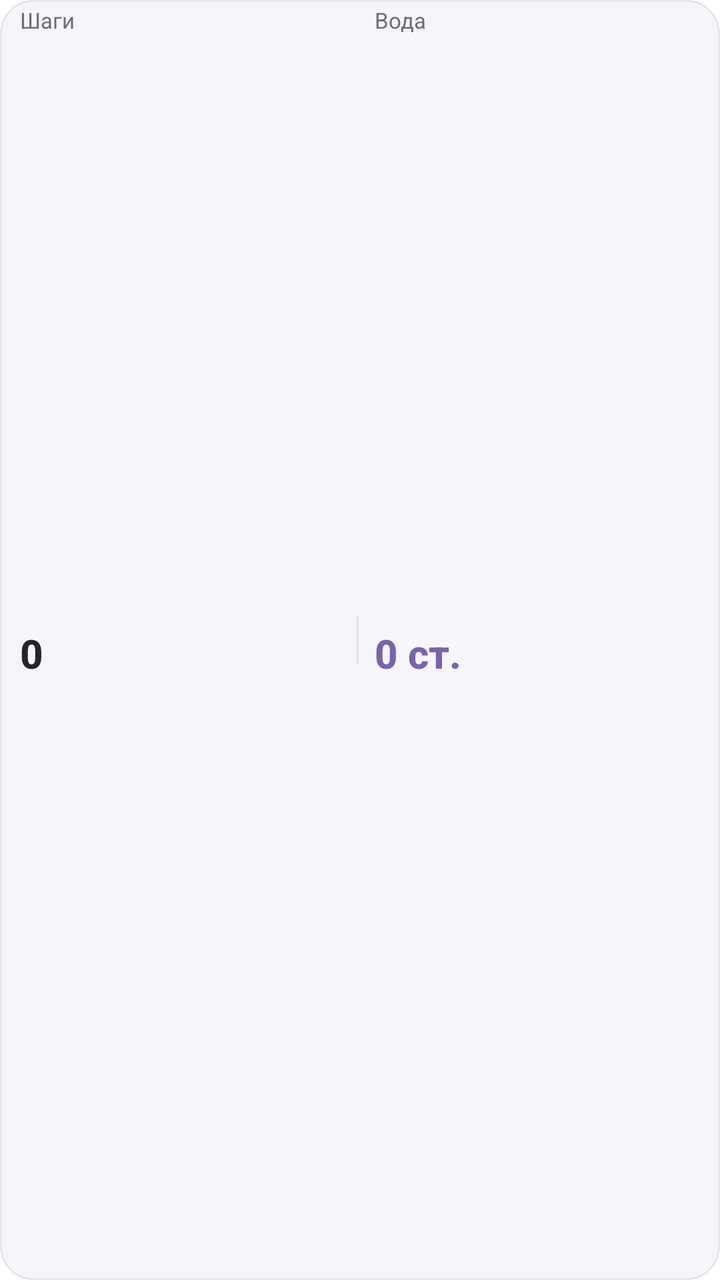
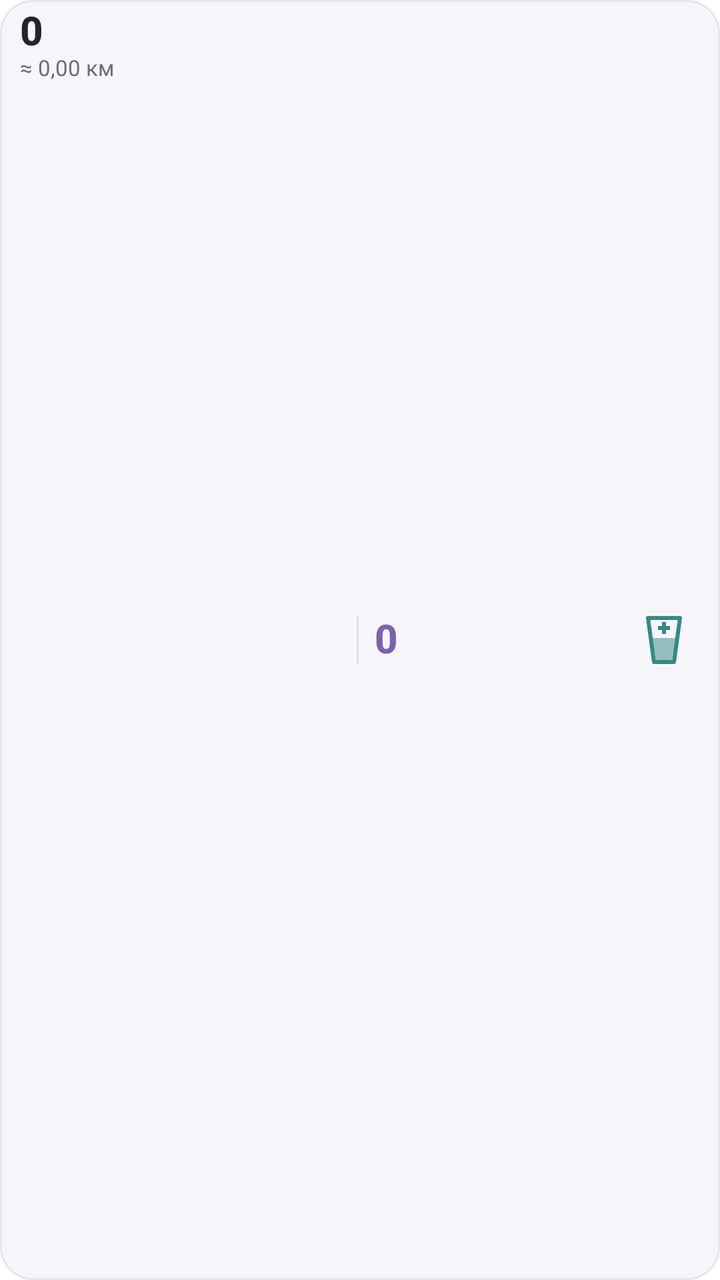

The first picture is an Android layout as it rendered before a commit; the second is the same layout after the commit. The layout source and the unified diff follow.
<!-- AndroidManifest.xml: fallback theme Theme.MaterialComponents.DayNight.NoActionBar -->
<!-- res/layout/progress_widget.xml -->
<?xml version="1.0" encoding="utf-8"?>
<LinearLayout xmlns:android="http://schemas.android.com/apk/res/android"
    android:id="@+id/widget_root" android:layout_width="match_parent" android:layout_height="match_parent"
    android:orientation="horizontal" android:gravity="center_vertical"
    android:paddingStart="10dp" android:paddingEnd="10dp" android:paddingTop="4dp" android:paddingBottom="4dp"
    android:background="@drawable/widget_background" android:contentDescription="@string/widget_label">
    <RelativeLayout android:layout_width="0dp" android:layout_height="match_parent" android:layout_weight="1"
         android:importantForAccessibility="noHideDescendants">
        <TextView android:id="@+id/widget_steps_label" android:layout_width="match_parent" android:layout_height="wrap_content"
            android:text="@string/widget_steps_label" android:textColor="@color/widget_secondary" android:textSize="11sp"
            android:includeFontPadding="false" android:maxLines="1" />
        <TextView android:id="@+id/widget_steps" android:layout_width="match_parent" android:layout_height="match_parent" android:layout_below="@id/widget_steps_label" android:layout_marginTop="2dp"
            android:gravity="center_vertical" android:text="@string/widget_steps_preview" android:textColor="@color/widget_text"
            android:textSize="20sp" android:textStyle="bold" android:fontFamily="sans-serif-medium"
            android:includeFontPadding="false" android:maxLines="1" android:ellipsize="end" />
    </RelativeLayout>
    <TextView android:layout_width="1dp" android:layout_height="24dp" android:layout_marginStart="6dp" android:layout_marginEnd="8dp"
        android:background="@color/widget_divider" android:importantForAccessibility="no" />
    <RelativeLayout android:layout_width="0dp" android:layout_height="match_parent" android:layout_weight="1"
         android:importantForAccessibility="noHideDescendants">
        <TextView android:id="@+id/widget_water_label" android:layout_width="match_parent" android:layout_height="wrap_content"
            android:text="@string/widget_water_label" android:textColor="@color/widget_secondary" android:textSize="11sp"
            android:includeFontPadding="false" android:maxLines="1" />
        <TextView android:id="@+id/widget_water" android:layout_width="match_parent" android:layout_height="match_parent" android:layout_below="@id/widget_water_label" android:layout_marginTop="2dp"
            android:gravity="center_vertical" android:text="@string/widget_water_preview" android:textColor="@color/widget_accent"
            android:textSize="20sp" android:textStyle="bold" android:fontFamily="sans-serif-medium"
            android:includeFontPadding="false" android:maxLines="1" android:ellipsize="end" />
    </RelativeLayout>
</LinearLayout>
<!-- resources referenced by this layout -->
<resources>
  <color name="widget_accent">#7963AE</color>
  <color name="widget_divider">#E3DEEB</color>
  <color name="widget_secondary">#706A79</color>
  <color name="widget_text">#25232C</color>
  <!-- drawable widget_background (drawable) -->
  <?xml version="1.0" encoding="utf-8"?>
  <shape xmlns:android="http://schemas.android.com/apk/res/android" android:shape="rectangle">
      <solid android:color="@color/widget_surface" />
      <stroke android:width="1dp" android:color="@color/widget_border" />
      <corners android:radius="16dp" />
  </shape>
  <string name="widget_label">Орбитакт: шаги и вода</string>
  <string name="widget_steps_label">Шаги</string>
  <string name="widget_steps_preview">0</string>
  <string name="widget_water_label">Вода</string>
  <string name="widget_water_preview">0 ст.</string>
  <color name="widget_surface">#F6F5F9</color>
  <color name="widget_border">#E8E5EE</color>
</resources>

<!-- the commit's change to res/layout/progress_widget.xml (unified diff, before → after) -->
@@ -5,25 +5,31 @@
     android:paddingStart="10dp" android:paddingEnd="10dp" android:paddingTop="4dp" android:paddingBottom="4dp"
     android:background="@drawable/widget_background" android:contentDescription="@string/widget_label">
     <RelativeLayout android:layout_width="0dp" android:layout_height="match_parent" android:layout_weight="1"
-         android:importantForAccessibility="noHideDescendants">
-        <TextView android:id="@+id/widget_steps_label" android:layout_width="match_parent" android:layout_height="wrap_content"
+         android:importantForAccessibility="auto">
+        <TextView android:visibility="gone" android:id="@+id/widget_steps_label" android:layout_width="match_parent" android:layout_height="wrap_content"
             android:text="@string/widget_steps_label" android:textColor="@color/widget_secondary" android:textSize="11sp"
             android:includeFontPadding="false" android:maxLines="1" />
-        <TextView android:id="@+id/widget_steps" android:layout_width="match_parent" android:layout_height="match_parent" android:layout_below="@id/widget_steps_label" android:layout_marginTop="2dp"
+        <TextView android:id="@+id/widget_steps" android:layout_width="match_parent" android:layout_height="wrap_content" android:layout_marginTop="0dp"
             android:gravity="center_vertical" android:text="@string/widget_steps_preview" android:textColor="@color/widget_text"
             android:textSize="20sp" android:textStyle="bold" android:fontFamily="sans-serif-medium"
             android:includeFontPadding="false" android:maxLines="1" android:ellipsize="end" />
+        <TextView android:id="@+id/widget_distance" android:layout_width="match_parent" android:layout_height="wrap_content"
+            android:layout_below="@id/widget_steps" android:text="@string/widget_distance_preview" android:textSize="11sp"
+            android:textColor="@color/widget_secondary" android:includeFontPadding="false" android:maxLines="1" />
     </RelativeLayout>
     <TextView android:layout_width="1dp" android:layout_height="24dp" android:layout_marginStart="6dp" android:layout_marginEnd="8dp"
         android:background="@color/widget_divider" android:importantForAccessibility="no" />
     <RelativeLayout android:layout_width="0dp" android:layout_height="match_parent" android:layout_weight="1"
-         android:importantForAccessibility="noHideDescendants">
-        <TextView android:id="@+id/widget_water_label" android:layout_width="match_parent" android:layout_height="wrap_content"
+         android:importantForAccessibility="auto">
+        <TextView android:visibility="gone" android:id="@+id/widget_water_label" android:layout_width="match_parent" android:layout_height="wrap_content"
             android:text="@string/widget_water_label" android:textColor="@color/widget_secondary" android:textSize="11sp"
             android:includeFontPadding="false" android:maxLines="1" />
-        <TextView android:id="@+id/widget_water" android:layout_width="match_parent" android:layout_height="match_parent" android:layout_below="@id/widget_water_label" android:layout_marginTop="2dp"
+        <TextView android:id="@+id/widget_water" android:layout_width="match_parent" android:layout_height="match_parent" android:layout_toStartOf="@id/widget_add_water" android:layout_marginTop="0dp"
             android:gravity="center_vertical" android:text="@string/widget_water_preview" android:textColor="@color/widget_accent"
             android:textSize="20sp" android:textStyle="bold" android:fontFamily="sans-serif-medium"
             android:includeFontPadding="false" android:maxLines="1" android:ellipsize="end" />
+        <ImageButton android:id="@+id/widget_add_water" android:layout_width="36dp" android:layout_height="match_parent"
+            android:layout_alignParentEnd="true" android:padding="5dp" android:src="@drawable/widget_glass"
+            android:background="@android:color/transparent" android:contentDescription="@string/widget_add_water_label" />
     </RelativeLayout>
 </LinearLayout>
<!-- resource entries referenced after the edit -->
@@ -11,11 +11,19 @@
       <stroke android:width="1dp" android:color="@color/widget_border" />
       <corners android:radius="16dp" />
   </shape>
+  <!-- drawable widget_glass (drawable) -->
+  <vector xmlns:android="http://schemas.android.com/apk/res/android" android:width="24dp" android:height="28dp" android:viewportWidth="24" android:viewportHeight="28">
+      <path android:fillColor="#00000000" android:strokeColor="#348A83" android:strokeWidth="2" android:strokeLineJoin="round" android:pathData="M4,3 L7,25 L17,25 L20,3 Z" />
+      <path android:fillColor="#80348A83" android:pathData="M6,13 L8,24 L16,24 L18,13 Z" />
+      <path android:strokeColor="#348A83" android:strokeWidth="2" android:pathData="M9,8 L15,8 M12,5 L12,11" />
+  </vector>
+  <string name="widget_add_water_label">Добавить стакан воды, 200 мл</string>
+  <string name="widget_distance_preview">≈ 0,00 км</string>
   <string name="widget_label">Орбитакт: шаги и вода</string>
   <string name="widget_steps_label">Шаги</string>
   <string name="widget_steps_preview">0</string>
   <string name="widget_water_label">Вода</string>
-  <string name="widget_water_preview">0 ст.</string>
+  <string name="widget_water_preview">0</string>
   <color name="widget_surface">#F6F5F9</color>
   <color name="widget_border">#E8E5EE</color>
 </resources>
